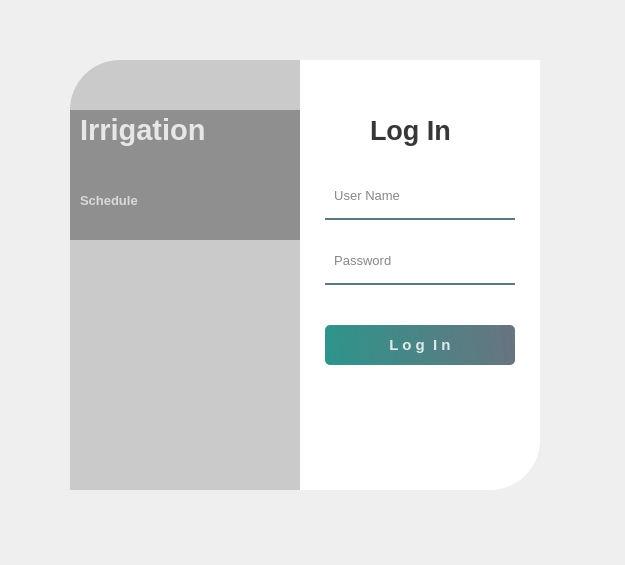
Above: loginUi3.ui from Quang-Nguyen-Van/MSE_Do-An-Tot-Nghiep before the change. Below: the same form after it.
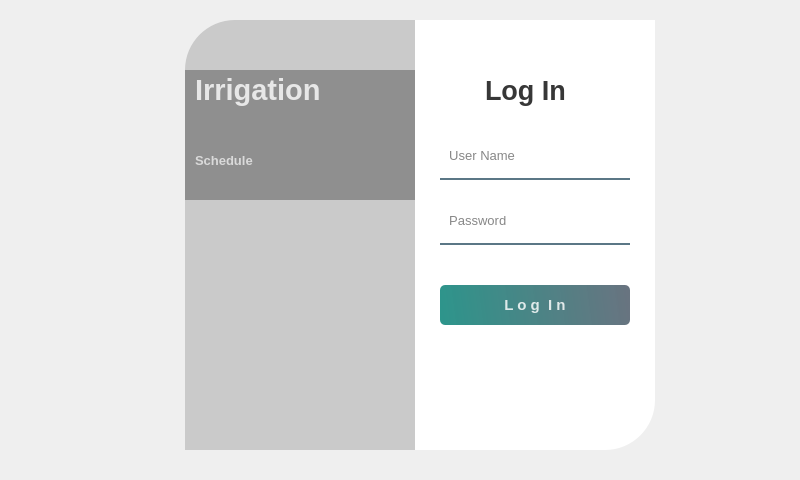
That is the form after the change. Icons and pictures are not drawn.

What changed in the file:
```diff
--- a/loginUi3.ui
+++ b/loginUi3.ui
@@ -6,20 +6,26 @@
    <rect>
     <x>0</x>
     <y>0</y>
-    <width>625</width>
-    <height>565</height>
+    <width>800</width>
+    <height>480</height>
    </rect>
   </property>
+  <property name="sizePolicy">
+   <sizepolicy hsizetype="Maximum" vsizetype="Maximum">
+    <horstretch>0</horstretch>
+    <verstretch>0</verstretch>
+   </sizepolicy>
+  </property>
   <property name="windowTitle">
    <string>Login</string>
   </property>
   <widget class="QWidget" name="widget" native="true">
    <property name="geometry">
     <rect>
-     <x>30</x>
-     <y>30</y>
+     <x>140</x>
+     <y>10</y>
      <width>550</width>
-     <height>500</height>
+     <height>451</height>
     </rect>
    </property>
    <property name="styleSheet">
@@ -59,8 +65,8 @@
    <widget class="QLabel" name="label">
     <property name="geometry">
      <rect>
-      <x>40</x>
-      <y>30</y>
+      <x>45</x>
+      <y>10</y>
       <width>280</width>
       <height>430</height>
      </rect>
@@ -76,8 +82,8 @@
    <widget class="QLabel" name="label_2">
     <property name="geometry">
      <rect>
-      <x>40</x>
-      <y>30</y>
+      <x>45</x>
+      <y>10</y>
       <width>280</width>
       <height>430</height>
      </rect>
@@ -100,8 +106,8 @@
    <widget class="QLabel" name="label_3">
     <property name="geometry">
      <rect>
-      <x>270</x>
-      <y>30</y>
+      <x>275</x>
+      <y>10</y>
       <width>240</width>
       <height>430</height>
      </rect>
@@ -117,8 +123,8 @@
    <widget class="QLabel" name="label_4">
     <property name="geometry">
      <rect>
-      <x>340</x>
-      <y>80</y>
+      <x>345</x>
+      <y>60</y>
       <width>100</width>
       <height>40</height>
      </rect>
@@ -140,8 +146,8 @@
    <widget class="QLineEdit" name="txtUserName">
     <property name="geometry">
      <rect>
-      <x>295</x>
-      <y>150</y>
+      <x>300</x>
+      <y>130</y>
       <width>190</width>
       <height>40</height>
      </rect>
@@ -165,8 +171,8 @@
    <widget class="QLineEdit" name="txtPassword">
     <property name="geometry">
      <rect>
-      <x>295</x>
-      <y>215</y>
+      <x>300</x>
+      <y>195</y>
       <width>190</width>
       <height>40</height>
      </rect>
@@ -193,8 +199,8 @@
    <widget class="QPushButton" name="btnLogin">
     <property name="geometry">
      <rect>
-      <x>295</x>
-      <y>295</y>
+      <x>300</x>
+      <y>275</y>
       <width>190</width>
       <height>40</height>
      </rect>
@@ -216,8 +222,8 @@
    <widget class="QLabel" name="label_6">
     <property name="geometry">
      <rect>
-      <x>40</x>
-      <y>80</y>
+      <x>45</x>
+      <y>60</y>
       <width>230</width>
       <height>130</height>
      </rect>
@@ -232,8 +238,8 @@
    <widget class="QLabel" name="label_7">
     <property name="geometry">
      <rect>
-      <x>50</x>
-      <y>80</y>
+      <x>55</x>
+      <y>60</y>
       <width>180</width>
       <height>40</height>
      </rect>
@@ -255,8 +261,8 @@
    <widget class="QLabel" name="label_8">
     <property name="geometry">
      <rect>
-      <x>50</x>
-      <y>145</y>
+      <x>55</x>
+      <y>125</y>
       <width>220</width>
       <height>50</height>
      </rect>
```
